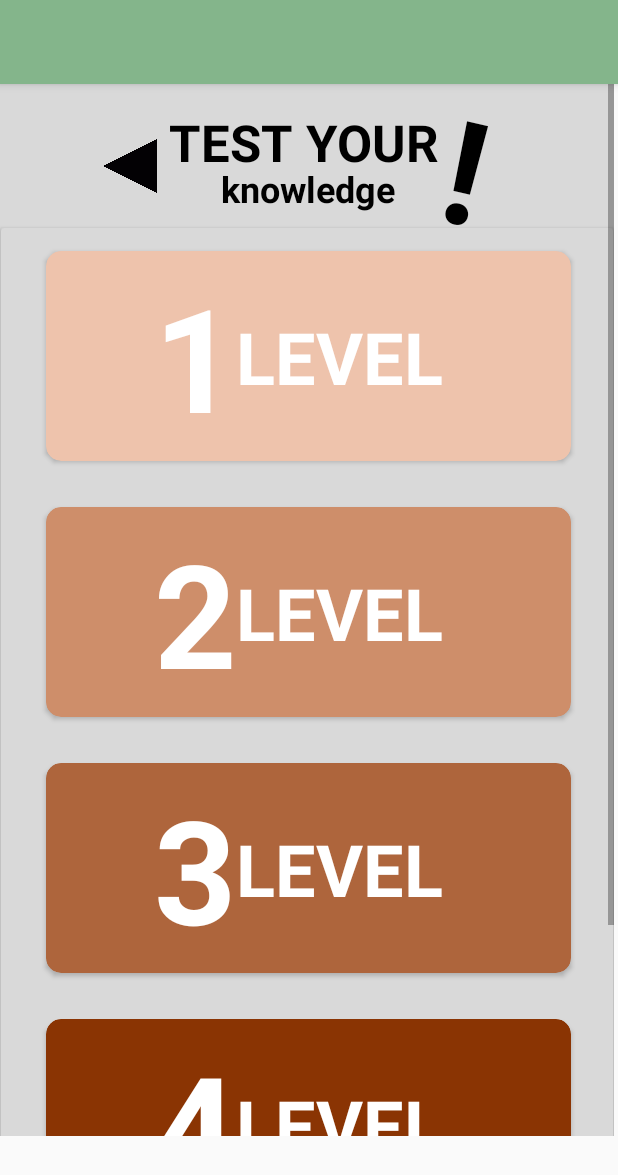
After one commit to 00402720/Endurance, an Android app: the fragment Levels shown on its own in the app's theme, on a phone screen of 412 x 824 dp. The commit adds this screen. Shown: the top 1175 px of the screen. Run offline under Robolectric (Android 15) with nearby library versions, the phone set to English and light mode, and no system bars.

Commit message:
Levels progress

```diff
--- /dev/null
+++ b/MedKids/app/src/main/java/com/endurance/medkids/ui/levelsView/Levels.kt
@@ -0,0 +1,60 @@
+package com.endurance.medkids.ui.levelsView
+
+import android.os.Bundle
+import androidx.fragment.app.Fragment
+import android.view.LayoutInflater
+import android.view.View
+import android.view.ViewGroup
+import com.endurance.medkids.R
+
+// TODO: Rename parameter arguments, choose names that match
+// the fragment initialization parameters, e.g. ARG_ITEM_NUMBER
+private const val ARG_PARAM1 = "param1"
+private const val ARG_PARAM2 = "param2"
+
+/**
+ * A simple [Fragment] subclass.
+ * Use the [Levels.newInstance] factory method to
+ * create an instance of this fragment.
+ */
+class Levels : Fragment() {
+    // TODO: Rename and change types of parameters
+    private var param1: String? = null
+    private var param2: String? = null
+
+    override fun onCreate(savedInstanceState: Bundle?) {
+        super.onCreate(savedInstanceState)
+        arguments?.let {
+            param1 = it.getString(ARG_PARAM1)
+            param2 = it.getString(ARG_PARAM2)
+        }
+    }
+
+    override fun onCreateView(
+        inflater: LayoutInflater, container: ViewGroup?,
+        savedInstanceState: Bundle?
+    ): View? {
+        // Inflate the layout for this fragment
+        return inflater.inflate(R.layout.fragment_levels, container, false)
+    }
+
+    companion object {
+        /**
+         * Use this factory method to create a new instance of
+         * this fragment using the provided parameters.
+         *
+         * @param param1 Parameter 1.
+         * @param param2 Parameter 2.
+         * @return A new instance of fragment Levels.
+         */
+        // TODO: Rename and change types and number of parameters
+        @JvmStatic
+        fun newInstance(param1: String, param2: String) =
+            Levels().apply {
+                arguments = Bundle().apply {
+                    putString(ARG_PARAM1, param1)
+                    putString(ARG_PARAM2, param2)
+                }
+            }
+    }
+}
--- /dev/null
+++ b/MedKids/app/src/main/res/layout/fragment_levels.xml
@@ -0,0 +1,294 @@
+<?xml version="1.0" encoding="utf-8"?>
+
+<ScrollView xmlns:android="http://schemas.android.com/apk/res/android"
+    xmlns:app="http://schemas.android.com/apk/res-auto"
+    xmlns:tools="http://schemas.android.com/tools"
+    android:layout_width="409dp"
+    android:layout_height="701dp"
+    android:fillViewport="true"
+    tools:layout_editor_absoluteX="1dp">
+
+    <androidx.constraintlayout.widget.ConstraintLayout
+
+        android:id="@+id/frameLayout"
+        android:layout_width="match_parent"
+        android:layout_height="match_parent"
+        android:background="@color/card_login"
+        tools:context=".ui.levelsView.Levels">
+
+
+        <androidx.cardview.widget.CardView
+            android:id="@+id/cardView3"
+            android:layout_width="408dp"
+            android:layout_height="781dp"
+            android:layout_marginTop="10dp"
+            app:cardBackgroundColor="@color/card_login"
+            app:layout_constraintEnd_toEndOf="parent"
+            app:layout_constraintStart_toStartOf="parent"
+            app:layout_constraintTop_toBottomOf="@+id/textView4">
+
+            <LinearLayout
+                android:layout_width="match_parent"
+                android:layout_height="758dp"
+                android:orientation="vertical">
+
+                <androidx.cardview.widget.CardView
+                    android:layout_width="350dp"
+                    android:layout_height="140dp"
+                    android:layout_marginStart="30dp"
+                    android:layout_marginTop="15dp"
+                    android:layout_marginEnd="25dp"
+                    android:layout_marginBottom="15dp"
+                    app:cardBackgroundColor="@color/level1_card"
+                    app:cardCornerRadius="10dp" >
+
+                    <androidx.constraintlayout.widget.ConstraintLayout
+                        android:layout_width="match_parent"
+                        android:layout_height="match_parent">
+
+                        <TextView
+                            android:id="@+id/textView7"
+                            android:layout_width="wrap_content"
+                            android:layout_height="wrap_content"
+                            android:layout_marginStart="72dp"
+                            android:layout_marginTop="6dp"
+                            android:layout_marginBottom="6dp"
+                            android:text="1"
+                            android:textColor="@color/white"
+                            android:textSize="96sp"
+                            android:textStyle="bold"
+                            app:layout_constraintBottom_toBottomOf="parent"
+                            app:layout_constraintStart_toStartOf="parent"
+                            app:layout_constraintTop_toTopOf="parent"
+                            app:layout_constraintVertical_bias="0.0" />
+
+                        <TextView
+                            android:id="@+id/textView8"
+                            android:layout_width="wrap_content"
+                            android:layout_height="wrap_content"
+                            android:layout_marginTop="38dp"
+                            android:layout_marginEnd="85dp"
+                            android:layout_marginBottom="38dp"
+                            android:text="LEVEL"
+                            android:textColor="@color/white"
+                            android:textSize="48sp"
+                            android:textStyle="bold"
+                            app:layout_constraintBottom_toBottomOf="parent"
+                            app:layout_constraintEnd_toEndOf="parent"
+                            app:layout_constraintTop_toTopOf="parent"
+                            app:layout_constraintVertical_bias="0.0" />
+                    </androidx.constraintlayout.widget.ConstraintLayout>
+                </androidx.cardview.widget.CardView>
+
+                <androidx.cardview.widget.CardView
+                    android:layout_width="350dp"
+                    android:layout_height="140dp"
+                    android:layout_marginStart="30dp"
+                    android:layout_marginTop="15dp"
+                    android:layout_marginEnd="25dp"
+                    android:layout_marginBottom="15dp"
+                    app:cardBackgroundColor="@color/level2_card"
+                    app:cardCornerRadius="10dp" >
+
+                    <androidx.constraintlayout.widget.ConstraintLayout
+                        android:layout_width="match_parent"
+                        android:layout_height="match_parent">
+
+                        <TextView
+                            android:id="@+id/textView12"
+                            android:layout_width="wrap_content"
+                            android:layout_height="wrap_content"
+                            android:layout_marginTop="38dp"
+                            android:layout_marginEnd="85dp"
+                            android:layout_marginBottom="38dp"
+                            android:text="LEVEL"
+                            android:textColor="@color/white"
+                            android:textSize="48sp"
+                            android:textStyle="bold"
+                            app:layout_constraintBottom_toBottomOf="parent"
+                            app:layout_constraintEnd_toEndOf="parent"
+                            app:layout_constraintTop_toTopOf="parent"
+                            app:layout_constraintVertical_bias="0.0" />
+
+                        <TextView
+                            android:id="@+id/textView11"
+                            android:layout_width="wrap_content"
+                            android:layout_height="wrap_content"
+                            android:layout_marginStart="72dp"
+                            android:layout_marginTop="6dp"
+                            android:layout_marginBottom="6dp"
+                            android:text="2"
+                            android:textColor="@color/white"
+                            android:textSize="96sp"
+                            android:textStyle="bold"
+                            app:layout_constraintBottom_toBottomOf="parent"
+                            app:layout_constraintStart_toStartOf="parent"
+                            app:layout_constraintTop_toTopOf="parent"
+                            app:layout_constraintVertical_bias="0.0" />
+                    </androidx.constraintlayout.widget.ConstraintLayout>
+                </androidx.cardview.widget.CardView>
+
+                <androidx.cardview.widget.CardView
+                    android:layout_width="350dp"
+                    android:layout_height="140dp"
+                    android:layout_marginStart="30dp"
+                    android:layout_marginTop="15dp"
+                    android:layout_marginEnd="25dp"
+                    android:layout_marginBottom="15dp"
+                    app:cardBackgroundColor="@color/level3_card"
+                    app:cardCornerRadius="10dp" >
+
+                    <androidx.constraintlayout.widget.ConstraintLayout
+                        android:layout_width="match_parent"
+                        android:layout_height="match_parent">
+
+                        <TextView
+                            android:id="@+id/textView15"
+                            android:layout_width="wrap_content"
+                            android:layout_height="wrap_content"
+                            android:layout_marginTop="38dp"
+                            android:layout_marginEnd="85dp"
+                            android:layout_marginBottom="38dp"
+                            android:text="LEVEL"
+                            android:textColor="@color/white"
+                            android:textSize="48sp"
+                            android:textStyle="bold"
+                            app:layout_constraintBottom_toBottomOf="parent"
+                            app:layout_constraintEnd_toEndOf="parent"
+                            app:layout_constraintTop_toTopOf="parent"
+                            app:layout_constraintVertical_bias="0.0" />
+
+                        <TextView
+                            android:id="@+id/textView14"
+                            android:layout_width="wrap_content"
+                            android:layout_height="wrap_content"
+                            android:layout_marginStart="72dp"
+                            android:layout_marginTop="6dp"
+                            android:layout_marginBottom="6dp"
+                            android:text="3"
+                            android:textColor="@color/white"
+                            android:textSize="96sp"
+                            android:textStyle="bold"
+                            app:layout_constraintBottom_toBottomOf="parent"
+                            app:layout_constraintStart_toStartOf="parent"
+                            app:layout_constraintTop_toTopOf="parent"
+                            app:layout_constraintVertical_bias="0.0" />
+                    </androidx.constraintlayout.widget.ConstraintLayout>
+                </androidx.cardview.widget.CardView>
+
+                <androidx.cardview.widget.CardView
+                    android:layout_width="350dp"
+                    android:layout_height="140dp"
+                    android:layout_marginStart="30dp"
+                    android:layout_marginTop="15dp"
+                    android:layout_marginEnd="25dp"
+                    android:layout_marginBottom="15dp"
+                    app:cardBackgroundColor="@color/level4_card"
+                    app:cardCornerRadius="10dp" >
+
+                    <androidx.constraintlayout.widget.ConstraintLayout
+                        android:layout_width="match_parent"
+                        android:layout_height="match_parent">
+
+                        <TextView
+                            android:id="@+id/textView18"
+                            android:layout_width="wrap_content"
+                            android:layout_height="wrap_content"
+                            android:layout_marginStart="72dp"
+                            android:layout_marginTop="6dp"
+                            android:layout_marginBottom="6dp"
+                            android:text="4"
+                            android:textColor="@color/white"
+                            android:textSize="96sp"
+                            android:textStyle="bold"
+                            app:layout_constraintBottom_toBottomOf="parent"
+                            app:layout_constraintStart_toStartOf="parent"
+                            app:layout_constraintTop_toTopOf="parent"
+                            app:layout_constraintVertical_bias="0.0" />
+
+                        <TextView
+                            android:id="@+id/textView16"
+                            android:layout_width="wrap_content"
+                            android:layout_height="wrap_content"
+                            android:layout_marginTop="38dp"
+                            android:layout_marginEnd="85dp"
+                            android:layout_marginBottom="38dp"
+                            android:text="LEVEL"
+                            android:textColor="@color/white"
+                            android:textSize="48sp"
+                            android:textStyle="bold"
+                            app:layout_constraintBottom_toBottomOf="parent"
+                            app:layout_constraintEnd_toEndOf="parent"
+                            app:layout_constraintTop_toTopOf="parent"
+                            app:layout_constraintVertical_bias="0.0" />
+                    </androidx.constraintlayout.widget.ConstraintLayout>
+                </androidx.cardview.widget.CardView>
+            </LinearLayout>
+        </androidx.cardview.widget.CardView>
+
+        <TextView
+            android:id="@+id/textView3"
+            android:layout_width="185dp"
+            android:layout_height="37dp"
+            android:layout_marginStart="115dp"
+            android:layout_marginTop="16dp"
+            android:layout_marginEnd="116dp"
+            android:text="@string/test_your"
+            android:textColor="@color/black"
+            android:textSize="34sp"
+            android:textStyle="bold"
+            app:layout_constraintEnd_toEndOf="parent"
+            app:layout_constraintHorizontal_bias="0.428"
+            app:layout_constraintStart_toStartOf="parent"
+            app:layout_constraintTop_toTopOf="parent" />
+
+        <TextView
+            android:id="@+id/textView4"
+            android:layout_width="wrap_content"
+            android:layout_height="wrap_content"
+            android:text="@string/knowledge"
+            android:textColor="@color/black"
+            android:textSize="24sp"
+            android:textStyle="bold"
+            app:layout_constraintEnd_toEndOf="@+id/textView3"
+            app:layout_constraintStart_toStartOf="@+id/textView3"
+            app:layout_constraintTop_toBottomOf="@+id/textView3" />
+
+        <ImageButton
+            android:id="@+id/back_levels_button"
+            android:layout_width="36dp"
+            android:layout_height="36dp"
+            android:layout_marginStart="68dp"
+            android:layout_marginTop="36dp"
+            android:layout_marginEnd="8dp"
+            android:layout_marginBottom="23dp"
+            android:adjustViewBounds="true"
+            android:background="#00FFFFFF"
+            android:contentDescription="back"
+            android:rotation="-90"
+            android:scaleType="fitCenter"
+            android:src="@drawable/triangle"
+            app:layout_constraintBottom_toTopOf="@+id/cardView3"
+            app:layout_constraintEnd_toStartOf="@+id/textView3"
+            app:layout_constraintStart_toStartOf="parent"
+            app:layout_constraintTop_toTopOf="parent" />
+
+        <TextView
+            android:id="@+id/textView5"
+            android:layout_width="26dp"
+            android:layout_height="104dp"
+            android:layout_marginStart="3dp"
+            android:layout_marginEnd="83dp"
+            android:layout_marginBottom="9dp"
+            android:rotation="13"
+            android:text="!"
+            android:textColor="@color/black"
+            android:textSize="96sp"
+            android:textStyle="bold"
+            app:layout_constraintBottom_toTopOf="@+id/cardView3"
+            app:layout_constraintEnd_toEndOf="parent"
+            app:layout_constraintStart_toEndOf="@+id/textView3"
+            app:layout_constraintTop_toTopOf="parent" />
+
+    </androidx.constraintlayout.widget.ConstraintLayout>
+</ScrollView>
--- a/MedKids/app/src/main/res/values/colors.xml
+++ b/MedKids/app/src/main/res/values/colors.xml
@@ -15,4 +15,9 @@
     <color name="card_vejiga">#EEACAC</color>
     <color name="card_cerebro">#EEE7AC</color>
     <color name="card_emoji">#F5F5F5</color>
+    <color name="sesion_card">#D9D9D9</color>
+    <color name="level1_card">#EEC3AC</color>
+    <color name="level2_card">#CE8E6A</color>
+    <color name="level3_card">#AE653C</color>
+    <color name="level4_card">#8A3403</color>
 </resources>
--- a/MedKids/app/src/main/res/values/strings.xml
+++ b/MedKids/app/src/main/res/values/strings.xml
@@ -9,4 +9,6 @@
     <string name="titlecard2" translatable="false">TEST YOUR</string>
     <string name="tittlecard3" translatable="false">knowledge</string>
     <string name="titlefi" translatable="false">¡DATO DE HOY!</string>
+    <string name="test_your">TEST YOUR</string>
+    <string name="knowledge">knowledge</string>
 </resources>
```
Also changed, not shown: MedKids/app/src/main/res/drawable/triangle.png (added).
